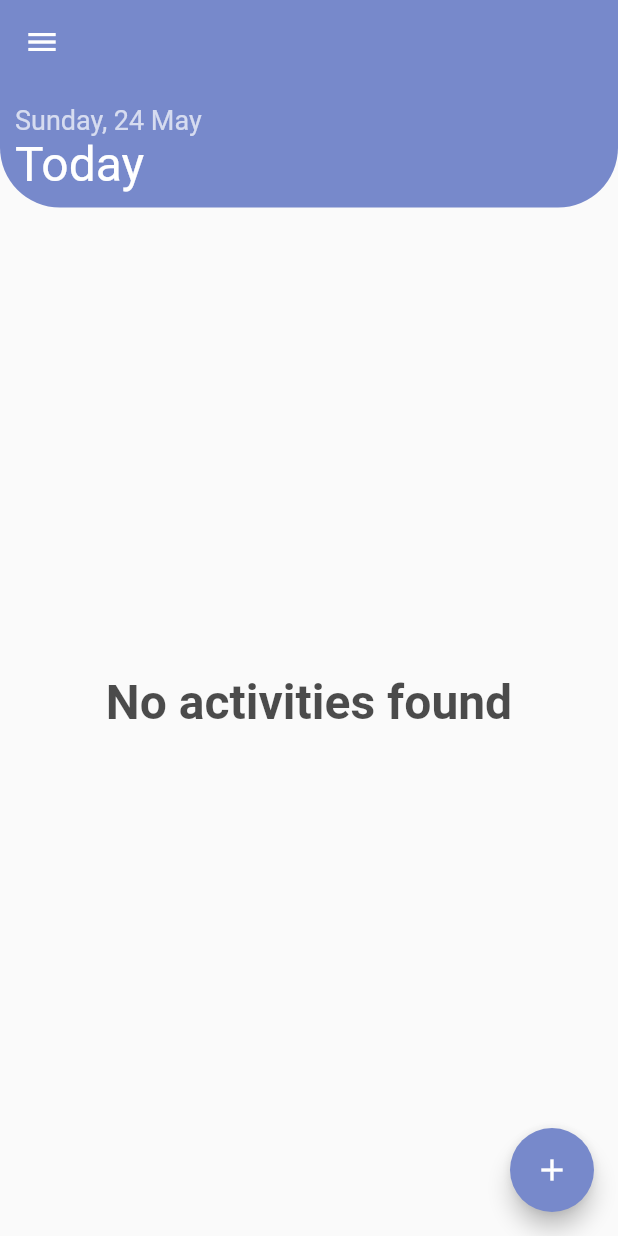
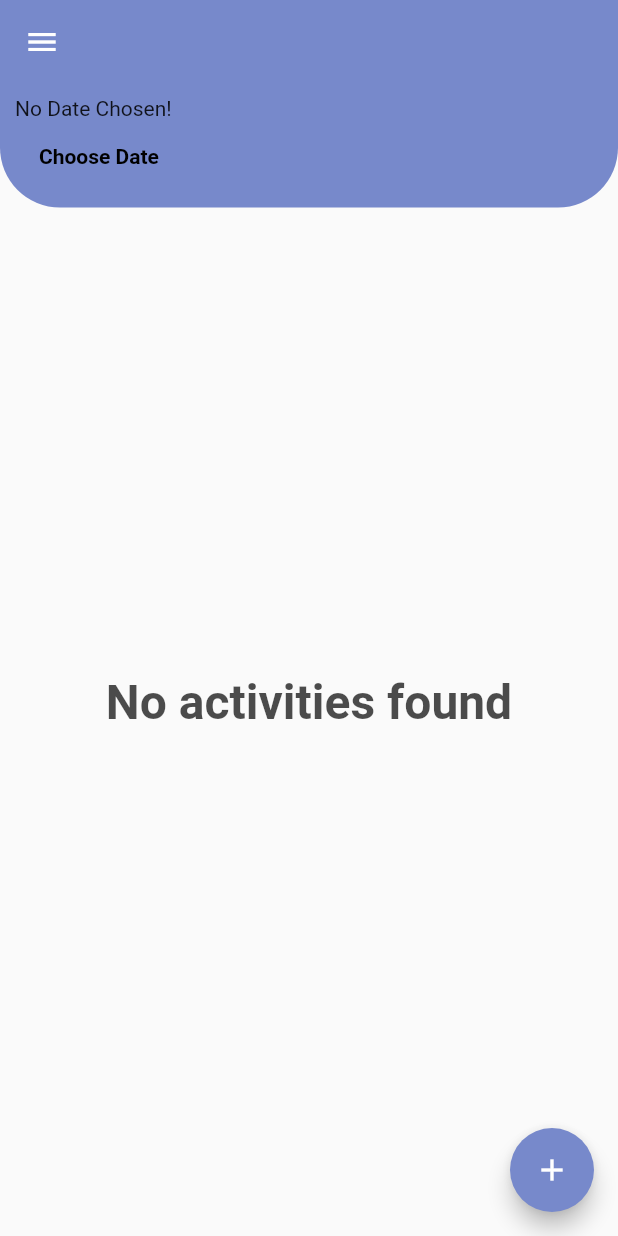
Before and after one commit to measure-your-life-squad/measure-your-life, a Flutter app: the ActivitiesPage screen opened directly, on a phone screen of 412 x 824 dp. Run offline on Flutter 3.47's test engine with Material 2 defaults, Android fonts, the phone set to English and light mode, and no system bars; our stand-ins replace charts_flutter, flutter_svg, mask_text_input_formatter, rflutter_alert; missing offline and left inert: icons_helper; accounts and stored records are empty; project files that could hold a hidden picture were left out.

Commit message:
Add date_picker

```diff
--- a/mobile_app/lib/screens/activities.dart
+++ b/mobile_app/lib/screens/activities.dart
@@ -11,6 +11,7 @@ import 'package:measure_your_life_app/widgets/app_alert.dart';
 import 'package:measure_your_life_app/widgets/app_drawer.dart';
 import 'package:measure_your_life_app/widgets/new_activity_view.dart';
 import 'package:provider/provider.dart';
+import 'package:measure_your_life_app/widgets/date_picker.dart';
 
 class ActivitiesPage extends StatefulWidget {
   final User user;
@@ -65,14 +66,7 @@ class _ActivitiesPageState extends State<ActivitiesPage> {
                     child: Column(
                       crossAxisAlignment: CrossAxisAlignment.start,
                       children: <Widget>[
-                        Text(
-                          getFormattedDate(),
-                          style: TextStyle(color: Colors.white70, fontSize: 18),
-                        ),
-                        Text(
-                          'Today',
-                          style: TextStyle(color: Colors.white, fontSize: 32),
-                        ),
+                        ChoosenDate(),
                       ],
                     ),
                   )
--- /dev/null
+++ b/mobile_app/lib/widgets/date_picker.dart
@@ -0,0 +1,62 @@
+import 'package:flutter/material.dart';
+import 'package:intl/intl.dart';
+
+class ChoosenDate extends StatefulWidget {
+  @override
+  _ChoosenDateState createState() => _ChoosenDateState();
+
+}
+
+class _ChoosenDateState extends State<ChoosenDate> {
+  DateTime _selectedDate;
+
+
+  void _presentDatePicker() {
+    showDatePicker(
+      context: context,
+      initialDate: DateTime.now(),
+      firstDate: DateTime(2019),
+      lastDate: DateTime.now(),
+    ).then((pickedDate) {
+      if (pickedDate == null) {
+        // print('no date picked');
+        return;
+      }
+      setState(() {
+        _selectedDate = pickedDate;
+      });
+    });
+    //  print('adding new date');
+  }
+
+
+
+  @override
+  Widget build(BuildContext context) {
+
+
+    return Container(
+      child: Column(
+        crossAxisAlignment: CrossAxisAlignment.start,
+        children: <Widget>[
+
+          Text(
+            _selectedDate == null
+                ? 'No Date Chosen!'
+                : 'Picked Date: ${DateFormat.yMd().format(_selectedDate)}',
+          ),
+          FlatButton(
+            textColor: Colors.black,
+            child: Text(
+              'Choose Date',
+              style: TextStyle(
+                fontWeight: FontWeight.bold,
+              ),
+            ),
+            onPressed: _presentDatePicker,
+          ),
+        ],
+      ),
+    );
+  }
+}
```
